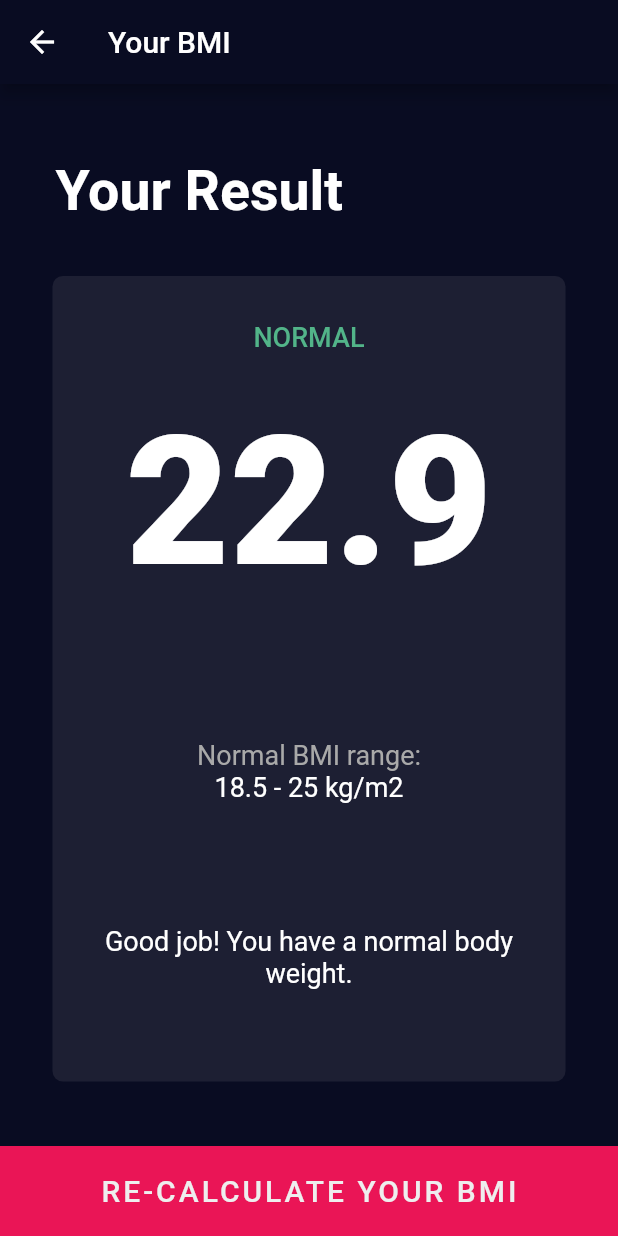
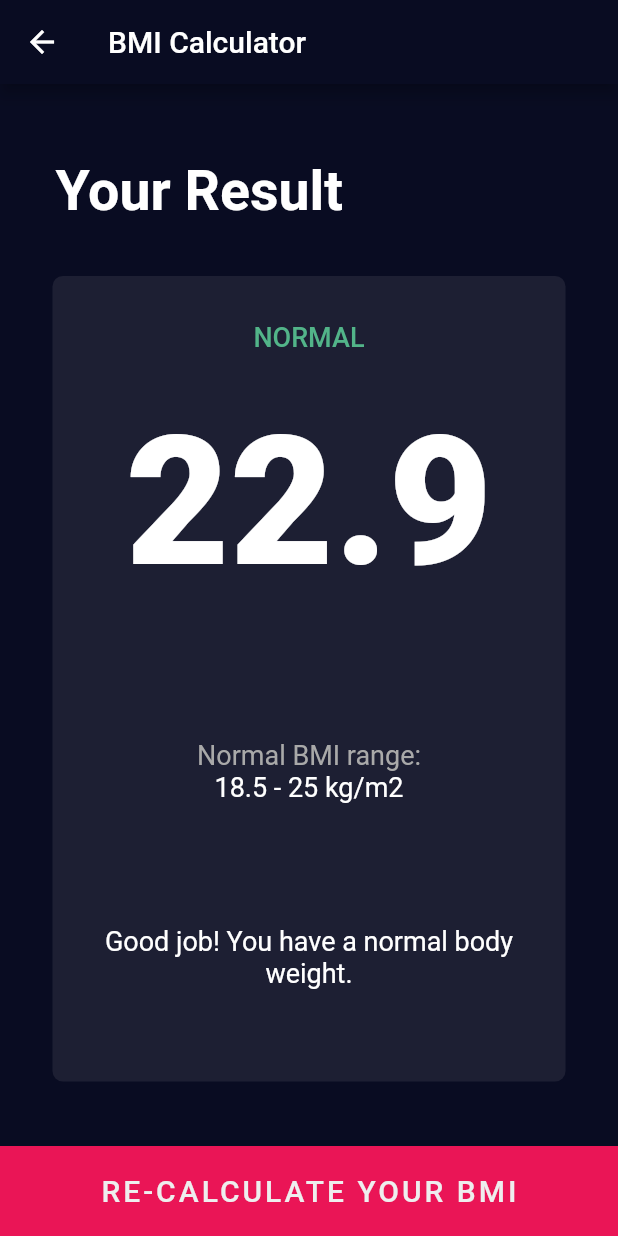
Before and after one commit to shahrohan05/FlutterDemos, a Flutter app: the screen it shows after launch, after a tap on "CALCULATE", on a phone screen of 412 x 824 dp. Run offline on Flutter 3.47's test engine with Material 2 defaults, Android fonts, the phone set to English and light mode, and no system bars; our stand-ins replace audioplayers, font_awesome_flutter, rflutter_alert.

Commit message:
final working state - corrected readme file and updates results page app bar

```diff
--- a/bmi_calc/lib/results_page.dart
+++ b/bmi_calc/lib/results_page.dart
@@ -17,7 +17,7 @@ class ResultsPage extends StatelessWidget {
 
     return Scaffold(
       appBar: AppBar(
-        title: Text('Your BMI'),
+        title: Text('BMI Calculator'),
       ),
       body: Center(
         child: SafeArea(
```
Also changed, not shown: 1 other file.
